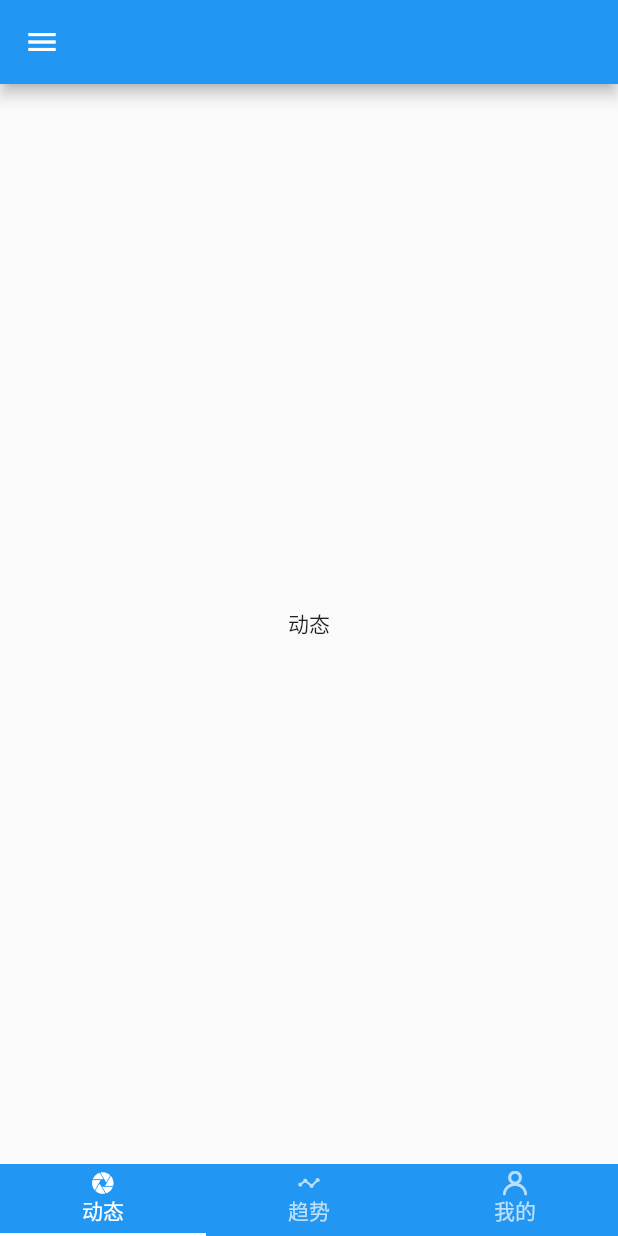
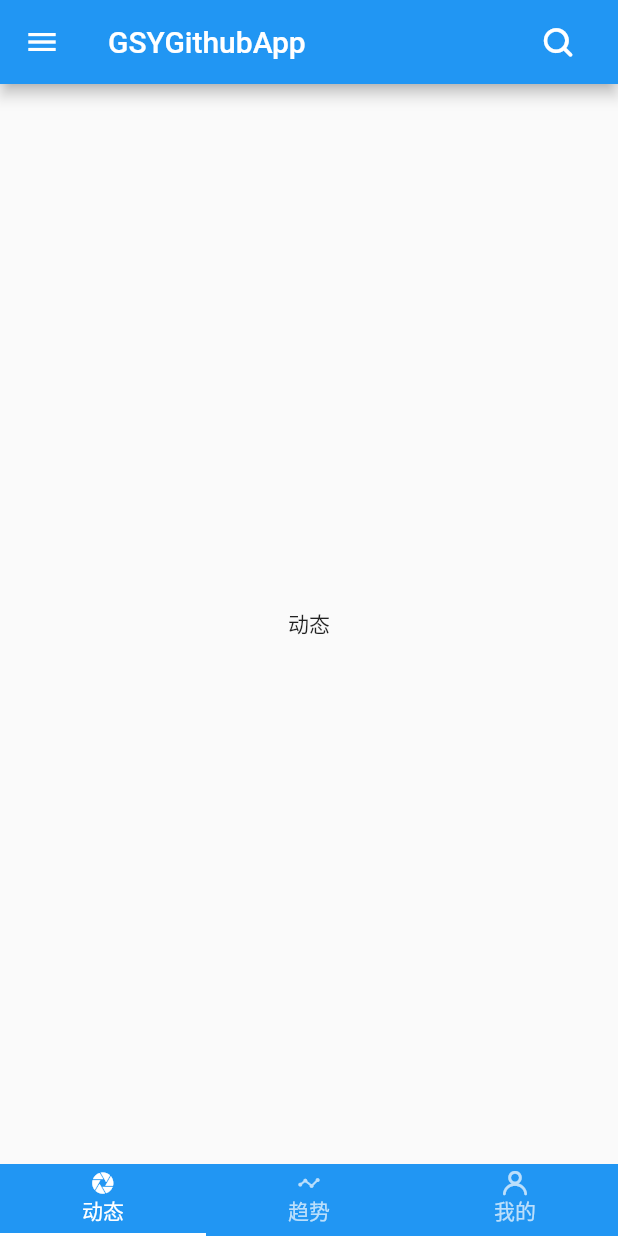
Before and after one commit to yuefan6254/github_flutter, a Flutter app: the screen it shows after launch, on a phone screen of 412 x 824 dp. Run offline on Flutter 3.47's test engine with Material 2 defaults, Android fonts, the phone set to English and light mode, and no system bars.

Commit message:
添加 titleBar

```diff
--- a/lib/pages/home/home_page.dart
+++ b/lib/pages/home/home_page.dart
@@ -7,6 +7,7 @@ import 'package:github_flutter/pages/trend/trend_page.dart';
 import 'package:github_flutter/pages/my_page.dart';
 import 'package:github_flutter/common/style/gsy_style.dart';
 import 'package:github_flutter/pages/home/home_drawer.dart';
+import 'package:github_flutter/widgets/gsy_title_bar.dart';
 
 /**
  * 主页
@@ -51,6 +52,11 @@ class _HomePageState extends State<HomePage> {
           return _dialogExitApp(context);
         },
         child: GSYTabBarWidget(
+          title: GSYTitleBar(
+            title: 'GSYGithubApp',
+            iconData: GSYICons.MAIN_SEARCH,
+            needRightLocalIcon: true,
+          ),
           drawer: HomeDrawer(),
           type: TabType.bottom,
           tabItems: tabItems,
--- a/lib/widgets/gsy_title_bar.dart
+++ b/lib/widgets/gsy_title_bar.dart
@@ -1,4 +1,5 @@
 import 'package:flutter/material.dart';
+import 'package:github_flutter/common/style/gsy_style.dart';
 
 /**
  * title 控件
@@ -21,6 +22,30 @@ class GSYTitleBar extends StatelessWidget {
   });
 
   Widget build(BuildContext context) {
+    Widget widget = rightWidget;
+    if (rightWidget == null) {
+      widget = (needRightLocalIcon)
+          ? IconButton(
+              icon: Icon(
+                iconData,
+                key: rightKey,
+                size: 19.0,
+                color: GSYColors.white,
+              ),
+              onPressed: () {
+                RenderBox renderBox2 =
+                    rightKey.currentContext?.findRenderObject();
+                final position = renderBox2.localToGlobal(Offset.zero);
+                final size = renderBox2.size;
+                final centerPosition = Offset(
+                  position.dx + size.width / 2,
+                  position.dy + size.height / 2,
+                );
+                onRightIconPressed.call(centerPosition);
+              },
+            )
+          : Container();
+    }
     return Container(
         child: Row(
       children: <Widget>[
@@ -30,6 +55,7 @@ class GSYTitleBar extends StatelessWidget {
           maxLines: 1,
           overflow: TextOverflow.ellipsis,
         )),
+        widget
       ],
     ));
   }
```
